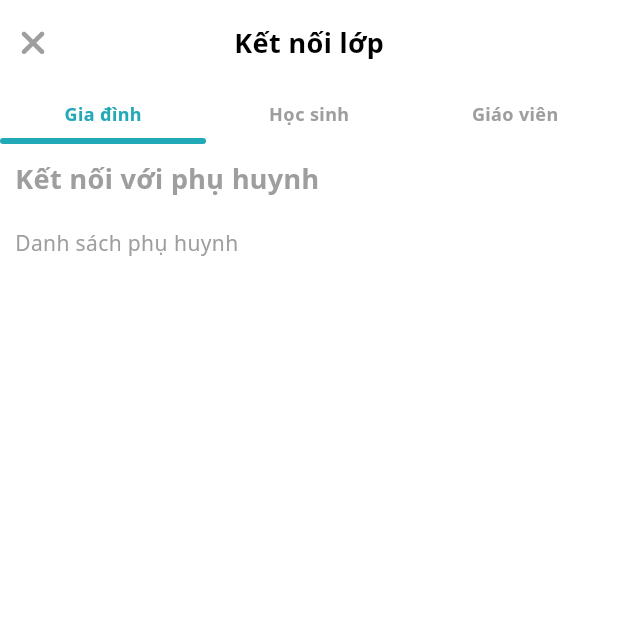
After one commit to DinnBlack/ClassPal-Flutter-App-v2, a Flutter app: the ClassConnectScreen screen opened directly, after a tap on "Gia đình", on a phone screen of 412 x 824 dp, the top half of it. The commit adds this screen. Run offline on Flutter 3.47's test engine with Material 3 defaults, Android fonts, the phone set to English and light mode, and no system bars; our stand-ins replace awesome_bottom_bar, device_preview, font_awesome_flutter, image_picker; missing offline and left inert: mobile_scanner.

Commit message:
build component feature dialog and bottom sheet

```diff
--- a/lib/core/widgets/custom_app_bar.dart
+++ b/lib/core/widgets/custom_app_bar.dart
@@ -31,21 +31,24 @@ class CustomAppBar extends StatelessWidget implements PreferredSizeWidget {
   Widget build(BuildContext context) {
     return SafeArea(
       child: Container(
-        color: backgroundColor ?? kPrimaryColor,
+        color: backgroundColor ?? kTransparentColor,
         child: Column(
           children: [
             SizedBox(
               height: kToolbarHeight,
-              child: Row(
+              child: Stack(
                 children: [
                   // Left Widget
                   if (leftWidget != null) ...[
-                    Padding(
-                      padding: const EdgeInsets.all(8.0),
-                      child: leftWidget,
+                    Align(
+                      alignment: Alignment.centerLeft,
+                      child: Padding(
+                        padding: const EdgeInsets.only(left: kPaddingMd),
+                        child: leftWidget,
+                      ),
                     ),
                   ],
-                  Expanded(
+                  Center(
                     child: Center(
                       child: Column(
                         mainAxisSize: MainAxisSize.min,
@@ -67,9 +70,12 @@ class CustomAppBar extends StatelessWidget implements PreferredSizeWidget {
 
                   // Right Widget
                   if (rightWidget != null) ...[
-                    Padding(
-                      padding: const EdgeInsets.all(8.0),
-                      child: rightWidget,
+                    Align(
+                      alignment: Alignment.centerRight,
+                      child: Padding(
+                        padding: const EdgeInsets.only(right: kPaddingMd),
+                        child: rightWidget,
+                      ),
                     ),
                   ],
                 ],
--- /dev/null
+++ b/lib/core/widgets/custom_tab_bar.dart
@@ -0,0 +1,89 @@
+import 'package:flutter/material.dart';
+
+import '../config/app_constants.dart';
+import '../utils/app_text_style.dart';
+
+class CustomTabBar extends StatefulWidget {
+  final int currentIndex;
+  final ValueChanged<int> onTabTapped;
+  final List<String> tabTitles;
+  final double lineHeight;
+  final double linePadding;
+  final double tabBarWidthRatio;
+  final double tabBarHeight;
+
+  const CustomTabBar({
+    Key? key,
+    required this.currentIndex,
+    required this.onTabTapped,
+    required this.tabTitles,
+    this.lineHeight = 2,
+    this.linePadding = 20,
+    this.tabBarWidthRatio = 2 / 3,
+    this.tabBarHeight = 50.0,
+  }) : super(key: key);
+
+  @override
+  _CustomTabBarState createState() => _CustomTabBarState();
+}
+
+class _CustomTabBarState extends State<CustomTabBar> {
+  @override
+  Widget build(BuildContext context) {
+    double screenWidth = MediaQuery.of(context).size.width;
+    double totalLength = screenWidth * widget.tabBarWidthRatio;
+    double tabWidth = totalLength / widget.tabTitles.length;
+    double lineWidth = tabWidth;
+
+    return SizedBox(
+      width: totalLength,
+      height: widget.tabBarHeight,
+      child: Stack(
+        children: [
+          AnimatedPositioned(
+            duration: const Duration(milliseconds: 200),
+            left: _getTabPosition(widget.currentIndex, tabWidth, lineWidth),
+            bottom: widget.linePadding,
+            child: Container(
+              width: lineWidth,
+              height: widget.lineHeight,
+              decoration: BoxDecoration(
+                color: kPrimaryColor,
+                borderRadius: BorderRadius.circular(kBorderRadiusMd),
+              ),
+            ),
+          ),
+          Row(
+            children: List.generate(widget.tabTitles.length, (index) {
+              return Expanded(
+                child: GestureDetector(
+                  onTap: () => widget.onTabTapped(index),
+                  child: Column(
+                    mainAxisAlignment: MainAxisAlignment.center,
+                    children: [
+                      Text(
+                        widget.tabTitles[index],
+                        style: AppTextStyle.semibold(
+                          kTextSizeXs,
+                          widget.currentIndex == index
+                              ? kPrimaryColor
+                              : kGreyColor,
+                        ),
+                      ),
+                      SizedBox(height: widget.linePadding),
+                    ],
+                  ),
+                ),
+              );
+            }),
+          ),
+        ],
+      ),
+    );
+  }
+
+  double _getTabPosition(int index, double tabWidth, double lineWidth) {
+    double tabPosition = tabWidth * index;
+    return tabPosition + (tabWidth / 2) - (lineWidth / 2);
+  }
+}
--- /dev/null
+++ b/lib/features/class/views/class_connect_screen.dart
@@ -0,0 +1,163 @@
+import 'package:classpal_flutter_app/core/config/app_constants.dart';
+import 'package:classpal_flutter_app/core/widgets/custom_app_bar.dart';
+import 'package:flutter/material.dart';
+import 'package:font_awesome_flutter/font_awesome_flutter.dart';
+
+import '../../../core/widgets/custom_tab_bar.dart';
+
+class ClassConnectScreen extends StatefulWidget {
+  final int? pageIndex;
+  const ClassConnectScreen({super.key, this.pageIndex = 0});
+
+  @override
+  State<ClassConnectScreen> createState() => _ClassConnectScreenState();
+}
+
+class _ClassConnectScreenState extends State<ClassConnectScreen> {
+  final PageController _pageController = PageController();
+  late int _currentIndex;
+
+  @override
+  void initState() {
+    super.initState();
+    _currentIndex = widget.pageIndex ?? 0;
+    // Initialize the page controller after the widget tree is built
+    WidgetsBinding.instance.addPostFrameCallback((_) {
+      _pageController.jumpToPage(_currentIndex);
+    });
+  }
+
+  void _onTabTapped(int index) {
+    setState(() {
+      _currentIndex = index;
+    });
+    _pageController.animateToPage(
+      index,
+      duration: const Duration(milliseconds: 200),
+      curve: Curves.ease,
+    );
+  }
+
+  @override
+  Widget build(BuildContext context) {
+    return Scaffold(
+      backgroundColor: kTransparentColor,
+      appBar: _buildAppBar(),
+      body: Column(
+        children: [
+          CustomTabBar(
+            currentIndex: _currentIndex,
+            onTabTapped: _onTabTapped,
+            tabTitles: const ['Gia đình', 'Học sinh', 'Giáo viên'],
+            tabBarWidthRatio: 1,
+            lineHeight: 4,
+            linePadding: 0,
+            tabBarHeight: 40,
+          ),
+          Expanded(
+            child: PageView(
+              controller: _pageController,
+              onPageChanged: (index) {
+                setState(() {
+                  _currentIndex = index;
+                });
+              },
+              children: const [
+                ClassConnectParentPage(),
+                ClassConnectStudentPage(),
+                ClassConnectTeacherPage(),
+              ],
+            ),
+          ),
+        ],
+      ),
+    );
+  }
+
+  CustomAppBar _buildAppBar() {
+    return const CustomAppBar(
+      title: 'Kết nối lớp',
+      leftWidget: InkWell(
+        child: Icon(
+          FontAwesomeIcons.xmark,
+          color: kGreyColor,
+        ),
+      ),
+    );
+  }
+}
+
+class ClassConnectParentPage extends StatelessWidget {
+  const ClassConnectParentPage({super.key});
+
+  @override
+  Widget build(BuildContext context) {
+    // Nội dung cho trang Gia đình
+    return Padding(
+      padding: const EdgeInsets.all(kPaddingMd),
+      child: Column(
+        crossAxisAlignment: CrossAxisAlignment.start,
+        children: [
+          const Text(
+            'Kết nối với phụ huynh',
+            style: TextStyle(fontSize: 18, fontWeight: FontWeight.bold),
+          ),
+          const SizedBox(height: 20),
+          // Thêm nội dung phụ huynh ở đây, ví dụ: danh sách phụ huynh, thông tin liên lạc
+          const Text('Danh sách phụ huynh'),
+          // Bạn có thể thêm một ListView hoặc các widgets khác cho nội dung.
+        ],
+      ),
+    );
+  }
+}
+
+class ClassConnectStudentPage extends StatelessWidget {
+  const ClassConnectStudentPage({super.key});
+
+  @override
+  Widget build(BuildContext context) {
+    // Nội dung cho trang Học sinh
+    return Padding(
+      padding: const EdgeInsets.all(kPaddingMd),
+      child: Column(
+        crossAxisAlignment: CrossAxisAlignment.start,
+        children: [
+          const Text(
+            'Kết nối với học sinh',
+            style: TextStyle(fontSize: 18, fontWeight: FontWeight.bold),
+          ),
+          const SizedBox(height: 20),
+          // Thêm nội dung học sinh ở đây, ví dụ: danh sách học sinh, thông tin liên lạc
+          const Text('Danh sách học sinh'),
+          // Thêm danh sách học sinh hoặc các widgets khác.
+        ],
+      ),
+    );
+  }
+}
+
+class ClassConnectTeacherPage extends StatelessWidget {
+  const ClassConnectTeacherPage({super.key});
+
+  @override
+  Widget build(BuildContext context) {
+    // Nội dung cho trang Giáo viên
+    return Padding(
+      padding: const EdgeInsets.all(kPaddingMd),
+      child: Column(
+        crossAxisAlignment: CrossAxisAlignment.start,
+        children: [
+          const Text(
+            'Kết nối với giáo viên',
+            style: TextStyle(fontSize: 18, fontWeight: FontWeight.bold),
+          ),
+          const SizedBox(height: 20),
+          // Thêm nội dung giáo viên ở đây, ví dụ: danh sách giáo viên, thông tin liên lạc
+          const Text('Danh sách giáo viên'),
+          // Thêm danh sách giáo viên hoặc các widgets khác.
+        ],
+      ),
+    );
+  }
+}
--- a/lib/features/class/views/class_page/class_dashboard_page.dart
+++ b/lib/features/class/views/class_page/class_dashboard_page.dart
@@ -4,12 +4,67 @@ import 'package:font_awesome_flutter/font_awesome_flutter.dart';
 import '../../../../core/config/app_constants.dart';
 import '../../../../core/utils/app_text_style.dart';
 import '../../../../core/widgets/custom_app_bar.dart';
+import '../../../../core/widgets/custom_bottom_sheet.dart';
 import '../../../student/views/student_group_list_screen.dart';
 import '../../../student/views/student_list_screen.dart';
+import '../class_connect_screen.dart';
 import '../class_management_screen.dart';
+import '../../../../core/widgets/custom_feature_dialog.dart';
 
-class ClassDashboardPage extends StatelessWidget {
+class ClassDashboardPage extends StatefulWidget {
   const ClassDashboardPage({super.key});
+
+  @override
+  State<ClassDashboardPage> createState() => _ClassDashboardPageState();
+}
+
+class _ClassDashboardPageState extends State<ClassDashboardPage> {
+  void _showFeatureDialog(BuildContext context) {
+    showCustomFeatureDialog(
+      context,
+      [
+        'Kết nối gia đình',
+        'Kết nối học sinh',
+        'Thêm giáo viên',
+        'Học sinh',
+        'Môn học',
+        'Thông tin lớp học',
+        'Kết thúc lớp học'
+      ],
+      [
+        () {
+          CustomBottomSheet.showCustomBottomSheet(
+            context,
+            const ClassConnectScreen(pageIndex: 0,),
+          );
+        },
+        () {
+          CustomBottomSheet.showCustomBottomSheet(
+            context,
+            const ClassConnectScreen(pageIndex: 1,),
+          );
+        },
+        () {
+          CustomBottomSheet.showCustomBottomSheet(
+            context,
+            const ClassConnectScreen(pageIndex: 2,),
+          );
+        },
+        () {
+          print('Học sinh');
+        },
+        () {
+          print('Môn học');
+        },
+        () {
+          print('Thông tin lớp học');
+        },
+        () {
+          print('Kết thúc lớp học');
+        },
+      ],
+    );
+  }
 
   @override
   Widget build(BuildContext context) {
@@ -59,7 +114,7 @@ class ClassDashboardPage extends StatelessWidget {
       rightWidget: InkWell(
         child: const Icon(FontAwesomeIcons.ellipsis),
         onTap: () {
-          Navigator.pop(context);
+          _showFeatureDialog(context);
         },
       ),
       bottomWidget: ClassManagementScreen(
```
Also changed, not shown: lib/core/widgets/custom_bottom_sheet.dart (added, +39 -0 lines), lib/core/widgets/custom_feature_dialog.dart (added, +158 -0 lines).
